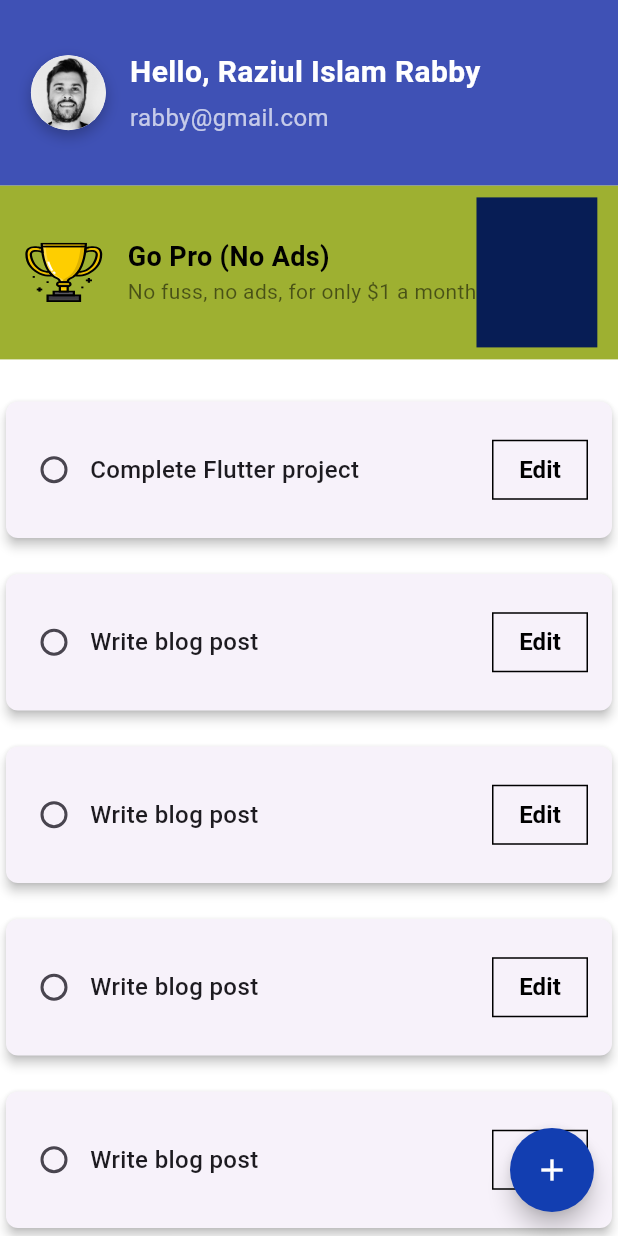
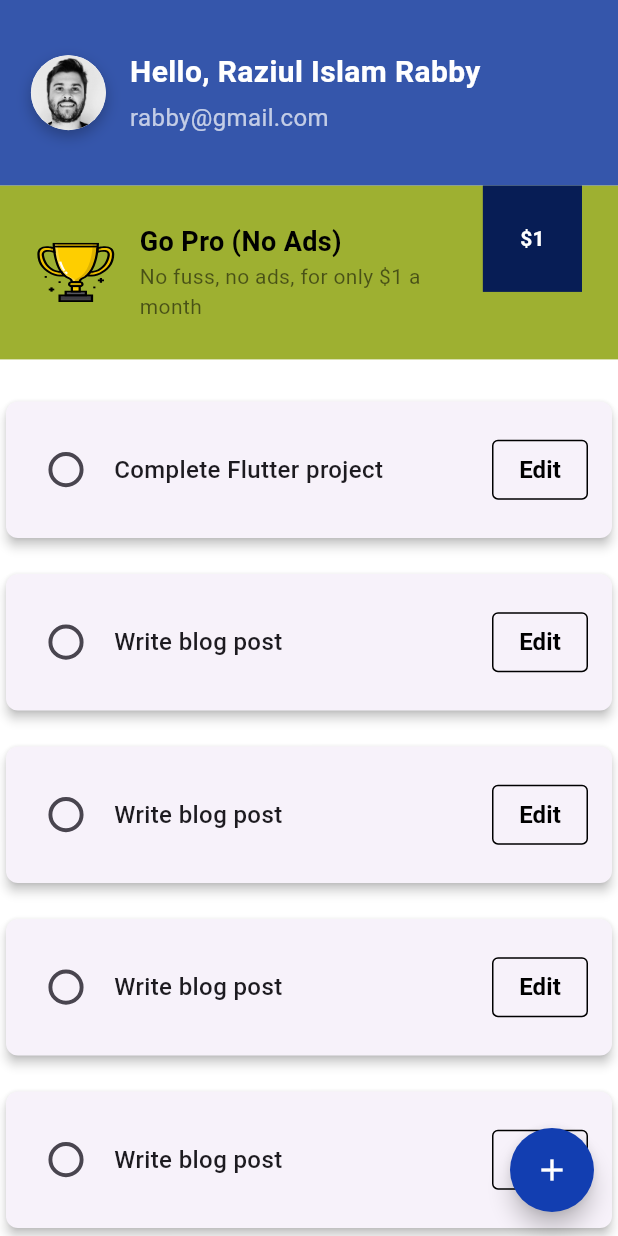
Before and after one commit to Rabby-551/To_Do_App, a Flutter app: the screen it shows after launch, on a phone screen of 412 x 824 dp. Run offline on Flutter 3.47's test engine with Material 3 defaults, Android fonts, the phone set to English and light mode, and no system bars; our stand-ins replace flutter_svg.

Commit message:
fixt go pro section design

```diff
--- a/lib/screens/task_list_screen.dart
+++ b/lib/screens/task_list_screen.dart
@@ -31,7 +31,7 @@ class _TaskListScreenState extends State<TaskListScreen> {
       appBar: PreferredSize(
         preferredSize: Size.fromHeight(size.height * 0.15),
         child: AppBar(
-          backgroundColor: Colors.indigo,
+          backgroundColor: Color(0xff3556AB),
           elevation: 0,
           flexibleSpace: Padding(
             padding: EdgeInsets.symmetric(
@@ -98,8 +98,10 @@ class _TaskListScreenState extends State<TaskListScreen> {
           Container(
             height: 116,
             color: const Color(0xff9EB031),
-            padding: const EdgeInsets.symmetric(horizontal: 16, vertical: 8),
-            child: Row(
+            padding: const EdgeInsets.symmetric(horizontal: 24,),
+            child: Stack(
+              children: [
+                Row(
                   children: [
                     SvgPicture.asset(
                       'assets/trophy.svg',
@@ -120,7 +122,7 @@ class _TaskListScreenState extends State<TaskListScreen> {
                           ),
                         ),
                         Text(
-                      'No fuss, no ads, for only \$1 a month',
+                          'No fuss, no ads, for only \$1 a\nmonth',
                           style: TextStyle(
                             fontSize: 14,
                             color: Colors.black54,
@@ -128,10 +130,15 @@ class _TaskListScreenState extends State<TaskListScreen> {
                         ),
                       ],
                     ),
-                const Spacer(),
-                Container(
-                  padding:
-                      const EdgeInsets.symmetric(horizontal: 32, vertical: 50),
+
+                  ],
+                ),
+                Positioned(
+                  right: 0,
+                  child: Container(
+                    alignment: Alignment.center,
+                    height: 71,
+                    width: 66.11,
                     decoration: BoxDecoration(
                       color: const Color(0xff071D55),
                       borderRadius: BorderRadius.circular(0),
@@ -145,12 +152,14 @@ class _TaskListScreenState extends State<TaskListScreen> {
                       ),
                     ),
                   ),
+                ),
               ],
             ),
           ),
           const SizedBox(height: 16),
           Expanded(
             child: ListView.builder(
+              physics: AlwaysScrollableScrollPhysics(),
               itemCount: tasks.length,
               itemBuilder: (context, index) {
                 final task = tasks[index];
@@ -167,9 +176,8 @@ class _TaskListScreenState extends State<TaskListScreen> {
                       padding: const EdgeInsets.symmetric(horizontal: 16),
                       child: Row(
                         children: [
-                          SizedBox(
-                            height: 32,
-                            width: 32,
+                          Transform.scale(
+                            scale: 1.3,
                             child: Checkbox(
                               value: task['isDone'],
                               shape: const CircleBorder(),
@@ -202,9 +210,9 @@ class _TaskListScreenState extends State<TaskListScreen> {
                                     color: Colors.black), // Black border
                               ),
                               shape: MaterialStateProperty.all(
-                               const RoundedRectangleBorder(
+                                RoundedRectangleBorder(
                                   borderRadius:
-                                      BorderRadius.zero, // Square shape
+                                      BorderRadius.all(Radius.circular(4)), // Square shape
                                 ),
                               ),
                               foregroundColor: MaterialStateProperty.all(
```
Lines whose indentation alone changed are shown as unchanged.
